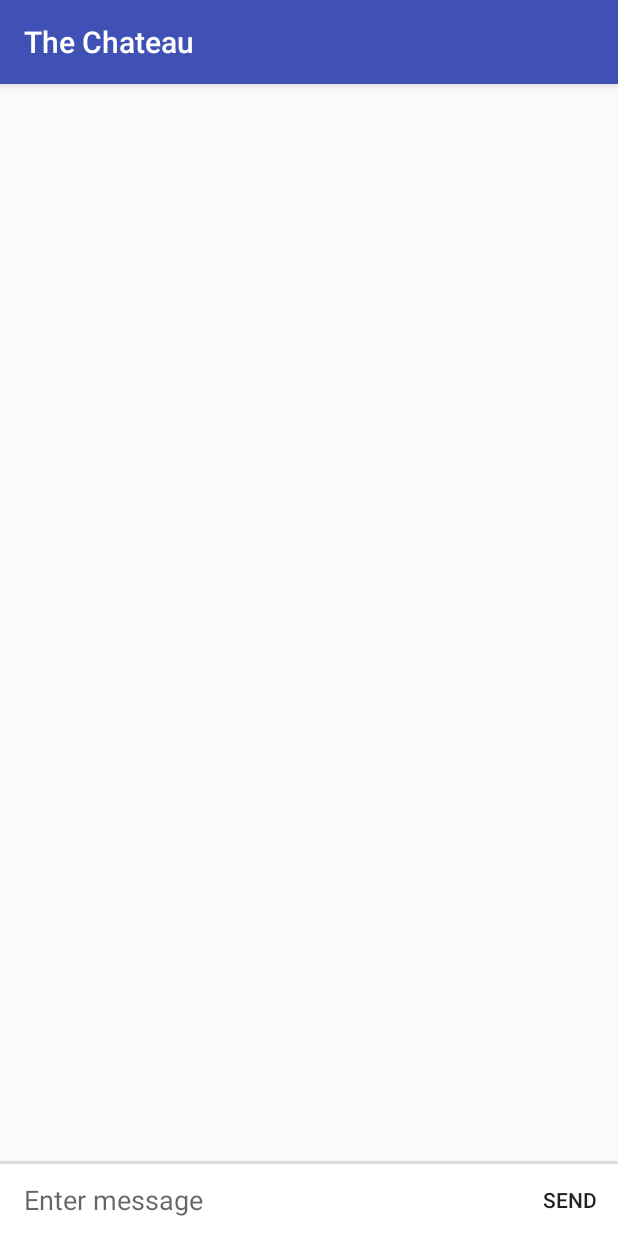
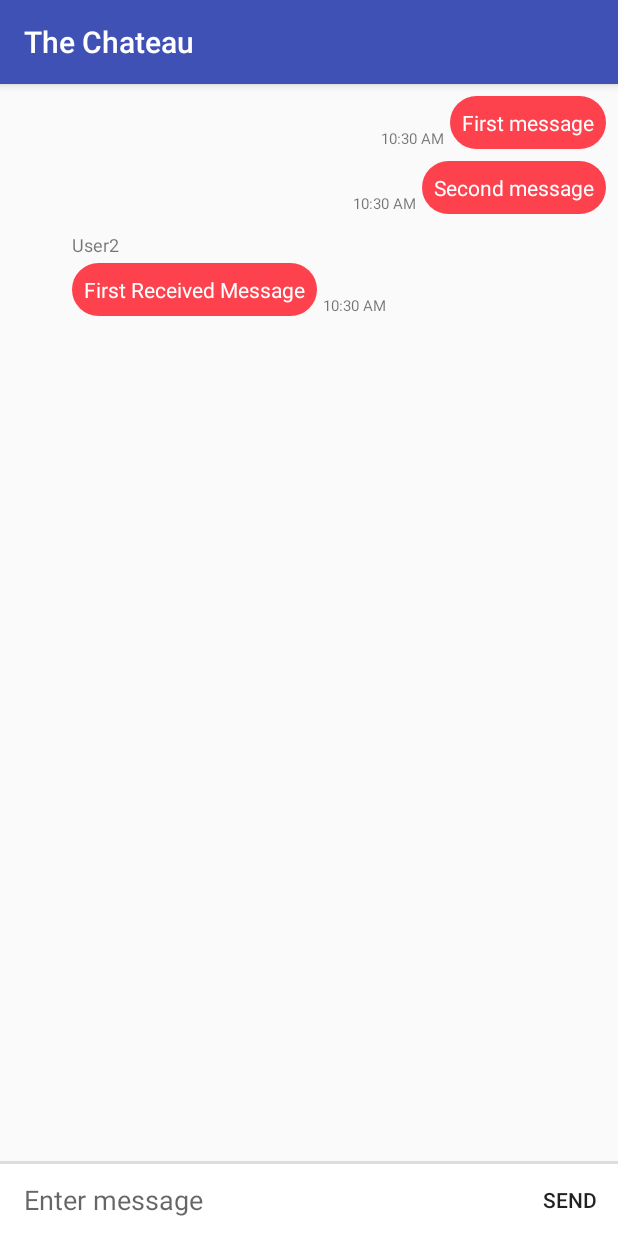
Before and after one commit to sperrys/Chateau, an Android app: the ChatWindow screen opened directly, with no data from a screen before it, on a phone screen of 412 x 824 dp. Run offline under Robolectric (Android 15) with nearby library versions, the phone set to English and light mode, and no system bars; libraries missing offline, so code that uses them is left out: org.java_websocket.client, org.java_websocket.handshake.

Commit message:
Added Chat Window that displays sent and received messages appropriately and pops up whenever you click on a chat

```diff
--- a/TheChateau/app/src/main/java/com/example/thechateau/ChatWindow.java
+++ b/TheChateau/app/src/main/java/com/example/thechateau/ChatWindow.java
@@ -1,9 +1,19 @@
 package com.example.thechateau;
 
+import android.os.*;
 import android.support.v7.app.AppCompatActivity;
-import android.os.Bundle;
+import android.support.v7.widget.LinearLayoutManager;
+import android.support.v7.widget.RecyclerView;
+
+import java.util.ArrayList;
+import java.util.List;
 
 public class ChatWindow extends AppCompatActivity {
+
+    private RecyclerView       _MessageRecycler;
+    private MessageListAdapter _MessageAdapter;
+
+    private List<Message> _MessageList = new ArrayList<Message>();
 
     @Override
     protected void onCreate(Bundle savedInstanceState) {
@@ -11,17 +21,28 @@ public class ChatWindow extends AppCompatActivity {
         setContentView(R.layout.activity_chat_window);
 
 
+        User    user1    = new User("User1");
+        User    user2    = new User("User2");
+        Message message1 = new Message("First message", user1, System.currentTimeMillis());
+        Message message2 = new Message("Second message", user1, System.currentTimeMillis());
+        Message message3 = new Message("First Received Message", user2, System.currentTimeMillis());
+
+
+        _MessageList.add(message1);
+
+        _MessageList.add(message2);
+        _MessageList.add(message3);
+
+
+        _MessageRecycler = (RecyclerView) findViewById(R.id.reyclerview_message_list);
+        _MessageAdapter  = new MessageListAdapter(this, _MessageList);
+        _MessageRecycler.setLayoutManager(new LinearLayoutManager(this));
+
+
+        _MessageRecycler.setAdapter(_MessageAdapter);
 
     }
 
-    class Message {
-        String message;
-        User sender;
-        long timeCreated;
 
-    }
 
-    class User {
-        String name;
-    }
 }
--- a/TheChateau/app/src/main/java/com/example/thechateau/MainActivity.java
+++ b/TheChateau/app/src/main/java/com/example/thechateau/MainActivity.java
@@ -34,11 +34,19 @@ public class MainActivity extends AppCompatActivity {
     private Button              _AddNewChatButton;
     private Button              _AddChatToTopButton;
     private int                 _newChatCounter       = 0;
+    private static String        _CurrentUser;
+
+    public static String getCurrentUser()
+    {
+        return _CurrentUser;
+    }
 
     @Override
     protected void onCreate(Bundle savedInstanceState) {
         super.onCreate(savedInstanceState);
         setContentView(R.layout.activity_main);
+
+        _CurrentUser = "User1";
 
         // Get the Add New Chat Button
         _AddNewChatButton = findViewById(R.id.addChatButton);
@@ -126,6 +134,7 @@ public class MainActivity extends AppCompatActivity {
         // Tell activity which chat we will be using
         chatHistory.putExtra("chatName", chatName);
 
+
         // Start the activity
         startActivity(chatHistory);
     }
--- /dev/null
+++ b/TheChateau/app/src/main/java/com/example/thechateau/Message.java
@@ -0,0 +1,36 @@
+package com.example.thechateau;
+
+/**
+ * Created by russgomez on 3/19/18.
+ */
+
+public class Message {
+
+    String _Message;
+    User   _Sender;
+    long   _timeCreated;
+
+    public Message(String msg, User sender, long timeCreated )
+    {
+        _Message     = msg;
+        _Sender      = sender;
+        _timeCreated = timeCreated;
+
+
+    }
+
+    public String getMessage() {
+        return _Message;
+    }
+
+    public long getTimeCreated() {
+        return _timeCreated;
+    }
+
+    public User getSender() {
+        return _Sender;
+    }
+
+
+
+}
--- /dev/null
+++ b/TheChateau/app/src/main/java/com/example/thechateau/MessageListAdapter.java
@@ -0,0 +1,181 @@
+package com.example.thechateau;
+
+import android.content.Context;
+import android.support.v7.widget.RecyclerView;
+import android.text.format.DateUtils;
+import android.util.Log;
+import android.view.LayoutInflater;
+import android.view.View;
+import android.view.ViewGroup;
+import android.widget.ImageView;
+import android.widget.TextView;
+
+import java.util.List;
+
+/**
+ * Created by russgomez on 3/19/18.
+ */
+
+public class MessageListAdapter extends RecyclerView.Adapter {
+    private Context       _Context;
+    private List<Message> _MessageList;
+
+    // Flags for formatting the timestamp displayed next to a message
+    private int _dateFlags = DateUtils.FORMAT_SHOW_TIME;
+
+    private static final int VIEW_TYPE_MESSAGE_RECEIVED = 1;
+    private static final int VIEW_TYPE_MESSAGE_SENT     = 2;
+
+    public MessageListAdapter(Context context, List<Message> messageList) {
+        _Context     = context;
+        _MessageList = messageList;
+
+        Log.i("MessageListAdapter", "Here");
+
+    }
+
+    @Override
+    public int getItemCount()
+    {
+       return  _MessageList.size();
+    }
+
+    @Override
+    public int getItemViewType(int position) {
+
+        Log.i("getItemViewType", "Here");
+        // Get the message
+        Message message = (Message) _MessageList.get(position);
+        String currentUser = MainActivity.getCurrentUser();
+        String sender = message.getSender().getName();
+
+        Log.i("getItemViewType", "Sender is " + sender + ", Current is " + currentUser);
+
+        // If message sender is current user, it's a sent message
+        // Otherwise, it's a received message
+        if(sender.equals(currentUser))
+        {
+            return VIEW_TYPE_MESSAGE_SENT;
+        }
+        else
+        {
+            return VIEW_TYPE_MESSAGE_RECEIVED;
+        }
+    }
+
+    // Inflates the appropriate layout based on the view type
+    @Override
+    public RecyclerView.ViewHolder onCreateViewHolder(ViewGroup parent, int viewType) {
+
+        Log.i("onCreateViewHolder", "Here");
+        View view;
+
+        if (viewType == VIEW_TYPE_MESSAGE_SENT)
+        {
+            Log.i("onCreateViewHolder", "sent message");
+            view = LayoutInflater.from(parent.getContext())
+                                 .inflate(R.layout.item_message_sent, parent, false);
+
+            return new SentMessageHolder(view);
+
+        }
+        else if (viewType == VIEW_TYPE_MESSAGE_RECEIVED)
+        {
+            Log.i("onCreateViewHolder", "received message");
+            view = LayoutInflater.from(parent.getContext())
+                                 .inflate(R.layout.item_message_received, parent, false);
+
+            return new ReceivedMessageHolder(view);
+        }
+
+        return null;
+    }
+
+    // Passes the message to a UI so contents can be bound to a UI
+    @Override
+    public void onBindViewHolder(RecyclerView.ViewHolder holder, int position) {
+
+
+        Log.i("onBindViewHolder", "Here");
+        Message message = _MessageList.get(position);
+
+        switch(holder.getItemViewType())
+        {
+            case VIEW_TYPE_MESSAGE_SENT:
+                ((SentMessageHolder) holder).bind(message);
+                break;
+
+            case VIEW_TYPE_MESSAGE_RECEIVED:
+                ((ReceivedMessageHolder) holder).bind(message);
+                break;
+
+        }
+
+    }
+
+    /***************************************************************/
+    /*   Private Class Definitions of View Holders for Messages    */
+    /***************************************************************/
+
+    private class ReceivedMessageHolder extends RecyclerView.ViewHolder {
+
+
+        TextView messageText, timeText, nameText;
+        ImageView profileImage;
+
+        ReceivedMessageHolder(View itemView) {
+
+            super(itemView);
+
+            messageText  = (TextView)  itemView.findViewById(R.id.text_message_body);
+            timeText     = (TextView)  itemView.findViewById(R.id.text_message_time);
+            nameText     = (TextView)  itemView.findViewById(R.id.text_message_sender);
+            profileImage = (ImageView) itemView.findViewById(R.id.message_icon);
+        }
+
+        void bind(Message message) {
+
+            messageText.setText(message.getMessage());
+
+            // Format the stored timestamp into a readable String
+            Long timeStamp = message.getTimeCreated();
+            String timeStampString = DateUtils.formatDateTime(_Context, timeStamp, _dateFlags);
+            timeText.setText(timeStampString);
+
+            nameText.setText(message.getSender().getName());
+
+            // Insert the profile image from the URL into the ImageView.
+            //Utils.displayRoundImageFromUrl(mContext, message.getSender().getProfileUrl(), profileImage);
+        }
+
+    }
+
+    // Same as Received MessageHolder, but without nameText and profile Image
+    private class SentMessageHolder extends RecyclerView.ViewHolder {
+
+
+        TextView messageText, timeText;
+
+        SentMessageHolder(View itemView) {
+            super(itemView);
+
+            messageText  = (TextView)  itemView.findViewById(R.id.text_message_body);
+            timeText     = (TextView)  itemView.findViewById(R.id.text_message_time);
+
+        }
+
+        void bind(Message message) {
+
+            messageText.setText(message.getMessage());
+
+            // Format the stored timestamp into a readable String
+            Long timeStamp = message.getTimeCreated();
+            String timeStampString = DateUtils.formatDateTime(_Context, timeStamp, _dateFlags);
+            timeText.setText(timeStampString);
+
+            // Insert the profile image from the URL into the ImageView.
+            //Utils.displayRoundImageFromUrl(mContext, message.getSender().getProfileUrl(), profileImage);
+        }
+
+    }
+}
--- /dev/null
+++ b/TheChateau/app/src/main/java/com/example/thechateau/User.java
@@ -0,0 +1,19 @@
+package com.example.thechateau;
+
+/**
+ * Created by russgomez on 3/21/18.
+ */
+
+public class User {
+    String _Name;
+
+    public User(String name)
+    {
+        _Name = name;
+    }
+
+    public String getName() {
+        return _Name;
+    }
+
+}
--- a/TheChateau/app/src/main/res/layout/activity_chat_window.xml
+++ b/TheChateau/app/src/main/res/layout/activity_chat_window.xml
@@ -9,15 +9,18 @@
 
     <android.support.v7.widget.RecyclerView
         android:id="@+id/reyclerview_message_list"
-        android:layout_width="0dp"
-        android:layout_height="0dp"
+        android:layout_width="match_parent"
+        android:layout_height="match_parent"
         app:layout_constraintLeft_toLeftOf="parent"
         app:layout_constraintRight_toRightOf="parent"
-        app:layout_constraintTop_toTopOf="parent"></android.support.v7.widget.RecyclerView>
-
+        app:layout_constraintTop_toTopOf="parent"
+        app:layout_constraintBottom_toTopOf="@id/chatWindowDivider"
+        >
+    </android.support.v7.widget.RecyclerView>
 
     <!-- Line between chatBox and RecyclerView -->
     <View
+        android:id="@+id/chatWindowDivider"
         android:layout_width="0dp"
         android:layout_height="2dp"
         android:layout_marginBottom="0dp"
--- a/TheChateau/app/src/main/res/layout/item_message_received.xml
+++ b/TheChateau/app/src/main/res/layout/item_message_received.xml
@@ -1,12 +1,7 @@
 <?xml version="1.0" encoding="utf-8"?>
-<android.support.constraint.ConstraintLayout
-    xmlns:android="http://schemas.android.com/apk/res/android"
-    android:layout_width="match_parent"
-    android:layout_height="match_parent">
 
 <!-- Area that message shows up in -->
-    <android.support.constraint.ConstraintLayout
-        xmlns:android="http://schemas.android.com/apk/res/android"
+<android.support.constraint.ConstraintLayout xmlns:android="http://schemas.android.com/apk/res/android"
     xmlns:app="http://schemas.android.com/apk/res-auto"
     xmlns:tools="http://schemas.android.com/tools"
     android:layout_width="match_parent"
@@ -19,48 +14,47 @@
         android:id="@+id/message_icon"
         android:layout_width="32dp"
         android:layout_height="32dp"
+        android:layout_marginLeft="8dp"
         android:background="@drawable/circle"
-            app:layout_constraintTop_toTopOf="parent"
-            android:layout_marginLeft="8dp"
-            app:layout_constraintLeft_toLeftOf="parent" />
+        app:layout_constraintLeft_toLeftOf="parent"
+        app:layout_constraintTop_toTopOf="parent" />
 
     <!-- User's name -->
     <TextView
         android:id="@+id/text_message_sender"
-            android:text="Other User"
         android:layout_width="wrap_content"
         android:layout_height="wrap_content"
+        android:layout_marginLeft="8dp"
+        android:layout_marginTop="4dp"
+        android:text="Other User"
         android:textSize="12sp"
         app:layout_constraintLeft_toRightOf="@+id/message_icon"
-            android:layout_marginLeft="8dp"
-            app:layout_constraintTop_toTopOf="parent"
-            android:layout_marginTop="4dp" />
+        app:layout_constraintTop_toTopOf="parent" />
 
     <!-- Message content -->
     <TextView
         android:id="@+id/text_message_body"
-            android:text="Hiya how are you?"
-            android:background="@drawable/rounded_rectangle"
         android:layout_width="wrap_content"
         android:layout_height="wrap_content"
+        android:layout_marginLeft="8dp"
+        android:layout_marginTop="4dp"
+        android:background="@drawable/rounded_rectangle"
         android:maxWidth="240dp"
         android:padding="8dp"
+        android:text="Hiya how are you?"
         android:textColor="#ffffff"
-            android:layout_marginTop="4dp"
-            app:layout_constraintTop_toBottomOf="@+id/text_message_sender"
         app:layout_constraintLeft_toRightOf="@+id/message_icon"
-            android:layout_marginLeft="8dp" />
+        app:layout_constraintTop_toBottomOf="@+id/text_message_sender" />
 
     <!-- Message Timestamp -->
     <TextView
         android:id="@+id/text_message_time"
-            android:text="11:40"
         android:layout_width="wrap_content"
         android:layout_height="wrap_content"
         android:layout_marginLeft="4dp"
+        android:text="11:40"
         android:textSize="10sp"
-            app:layout_constraintLeft_toRightOf="@+id/text_message_body"
-            app:layout_constraintBottom_toBottomOf="@+id/text_message_body" />
+        app:layout_constraintBottom_toBottomOf="@+id/text_message_body"
+        app:layout_constraintLeft_toRightOf="@+id/text_message_body" />
 
 </android.support.constraint.ConstraintLayout>
-</android.support.constraint.ConstraintLayout>
--- a/TheChateau/app/src/main/res/layout/item_message_sent.xml
+++ b/TheChateau/app/src/main/res/layout/item_message_sent.xml
@@ -1,8 +1,4 @@
 <?xml version="1.0" encoding="utf-8"?>
-<android.support.constraint.ConstraintLayout xmlns:android="http://schemas.android.com/apk/res/android"
-    android:layout_width="match_parent"
-    android:layout_height="match_parent"
-    android:paddingTop="8dp">
 
 <android.support.constraint.ConstraintLayout xmlns:android="http://schemas.android.com/apk/res/android"
     xmlns:app="http://schemas.android.com/apk/res-auto"
@@ -15,25 +11,23 @@
         android:id="@+id/text_message_body"
         android:layout_width="wrap_content"
         android:layout_height="wrap_content"
-            app:layout_constraintRight_toRightOf="parent"
-            app:layout_constraintTop_toTopOf="parent"
         android:layout_marginRight="8dp"
         android:background="@drawable/rounded_rectangle"
         android:maxWidth="240dp"
         android:padding="8dp"
         android:text="Hello, I'm a sender message"
-            android:textColor="#ffffff" />
+        android:textColor="#ffffff"
+        app:layout_constraintRight_toRightOf="parent"
+        app:layout_constraintTop_toTopOf="parent" />
 
     <TextView
         android:id="@+id/text_message_time"
         android:layout_width="wrap_content"
         android:layout_height="wrap_content"
-            app:layout_constraintBottom_toBottomOf="@+id/text_message_body"
-            app:layout_constraintRight_toLeftOf="@+id/text_message_body"
         android:layout_marginRight="4dp"
         android:text="11:40"
-            android:textSize="10sp" />
+        android:textSize="10sp"
+        app:layout_constraintBottom_toBottomOf="@+id/text_message_body"
+        app:layout_constraintRight_toLeftOf="@+id/text_message_body" />
 
 </android.support.constraint.ConstraintLayout>
-
-</android.support.constraint.ConstraintLayout>
```
Lines whose indentation alone changed are shown as unchanged.
